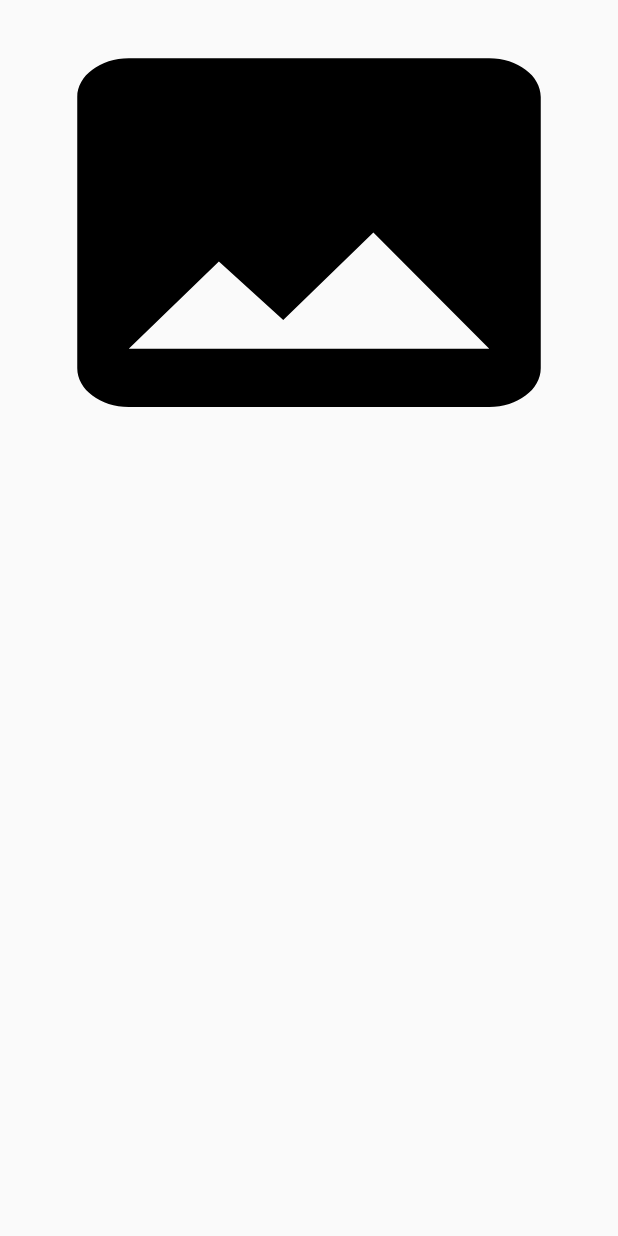
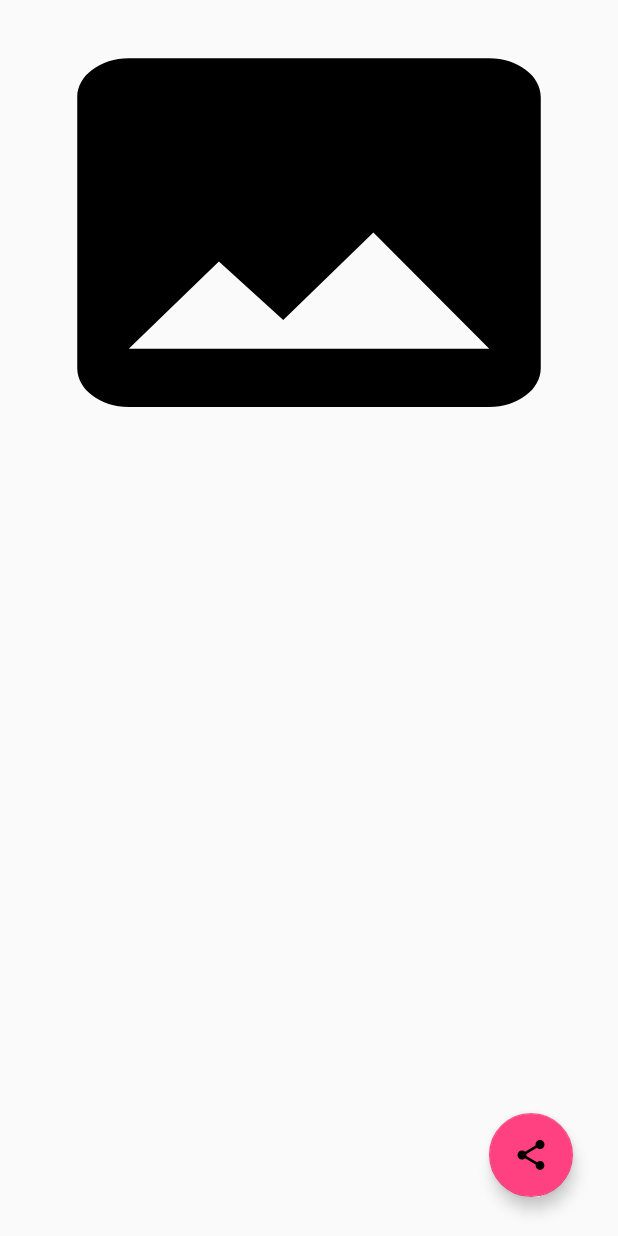
Before and after one commit to ivanatu/AndroidPractice, an Android app: the DisplayGIthubUsersActivity screen opened directly, with no data from a screen before it, on a phone screen of 412 x 824 dp. Run offline under Robolectric (Android 15) with nearby library versions, the phone set to English and light mode, and no system bars; pictures from the network do not load; 3 statements that could not run were skipped.

Commit message:
[ft #156037248]Implement the share functionality

```diff
--- a/app/src/main/java/com/example/baron/android_app/view/MainActivity.java
+++ b/app/src/main/java/com/example/baron/android_app/view/MainActivity.java
@@ -112,7 +112,7 @@ public class MainActivity extends AppCompatActivity implements GithubUsersPresen
         mRecyclerView.setHasFixedSize(true);
 
         // use a linear layout manager
-        mLayoutManager = new LinearLayoutManager(this);
+        mLayoutManager = new GridLayoutManager(this,2);
         mRecyclerView.setLayoutManager(mLayoutManager);
         RecyclerView.Adapter adapter = new GithubAdapter(users, this);
         mRecyclerView.setAdapter(adapter);
--- a/app/src/main/res/layout/activity_display_message.xml
+++ b/app/src/main/res/layout/activity_display_message.xml
@@ -1,18 +1,10 @@
 <?xml version="1.0" encoding="utf-8"?>
-<RelativeLayout
-    xmlns:android="http://schemas.android.com/apk/res/android"
+<RelativeLayout xmlns:android="http://schemas.android.com/apk/res/android"
     xmlns:app="http://schemas.android.com/apk/res-auto"
     xmlns:tools="http://schemas.android.com/tools"
     android:layout_width="match_parent"
     tools:context="com.example.baron.android_app.view.DisplayGIthubUsersActivity"
     android:layout_height="match_parent">
-
-    <android.support.v7.widget.Toolbar
-        style="@style/Widget.AppCompat.Toolbar"
-        android:id="@+id/app_bar"
-        android:layout_width="match_parent"
-        android:layout_height="?attr/actionBarSize"
-        />
 
     <ImageView
         android:id="@+id/imageView1"
@@ -45,4 +37,15 @@
         android:textStyle="bold"
         android:textSize="30dp"/>
 
+    <android.support.design.widget.FloatingActionButton
+        android:id="@+id/fab"
+        android:layout_width="wrap_content"
+        android:layout_height="wrap_content"
+        android:layout_alignParentBottom="true"
+        android:layout_alignParentEnd="true"
+        android:layout_gravity="end|bottom"
+        android:layout_marginBottom="26dp"
+        android:layout_marginEnd="30dp"
+        android:src="@drawable/ic_share_black_24dp" />
+
 </RelativeLayout>
```
Also changed, not shown: app/src/main/java/com/example/baron/android_app/view/DisplayGIthubUsersActivity.java (+16 -23 lines), app/src/main/res/layout/content_detail.xml (added, +13 -0 lines).
